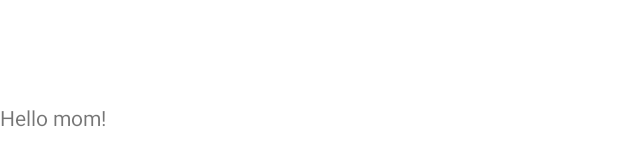
After one commit to dltra/DialogFragment, an Android app: the layout dialog_fragment.xml on its own in the app's theme, with its tools: preview values and no code run, on a phone screen of 412 x 824 dp. The commit adds this screen. Shown: the part 742-908 px from the top of the screen. Run offline under Robolectric (Android 15) with nearby library versions, the phone set to English and light mode, and no system bars.

Commit message:
Create DialogFragment .java and .xml, onClick to show DialogFragment

```diff
--- a/app/src/main/res/layout/activity_main.xml
+++ b/app/src/main/res/layout/activity_main.xml
@@ -13,6 +13,7 @@
         app:layout_constraintBottom_toBottomOf="parent"
         app:layout_constraintLeft_toLeftOf="parent"
         app:layout_constraintRight_toRightOf="parent"
-        app:layout_constraintTop_toTopOf="parent" />
+        app:layout_constraintTop_toTopOf="parent"
+        android:onClick="dialogMe"/>
 
 </androidx.constraintlayout.widget.ConstraintLayout>
--- /dev/null
+++ b/app/src/main/res/layout/dialog_fragment.xml
@@ -0,0 +1,14 @@
+<?xml version="1.0" encoding="utf-8"?>
+<androidx.constraintlayout.widget.ConstraintLayout xmlns:android="http://schemas.android.com/apk/res/android"
+    android:layout_width="match_parent"
+    android:layout_height="match_parent"
+    xmlns:app="http://schemas.android.com/apk/res-auto">
+<TextView
+    android:layout_width="wrap_content"
+    android:layout_height="wrap_content"
+    app:layout_constraintLeft_toLeftOf="parent"
+    app:layout_constraintTop_toTopOf="parent"
+    app:layout_constraintBottom_toBottomOf="parent"
+    app:layout_constraintVertical_bias=".7"
+    android:text="Hello mom!"/>
+</androidx.constraintlayout.widget.ConstraintLayout>
```
Also changed, not shown: app/src/main/java/com/example/dialogfragment/MainActivity.java (+7 -0 lines), app/src/main/java/com/example/dialogfragment/MyDialogFragment.java (added, +24 -0 lines).
